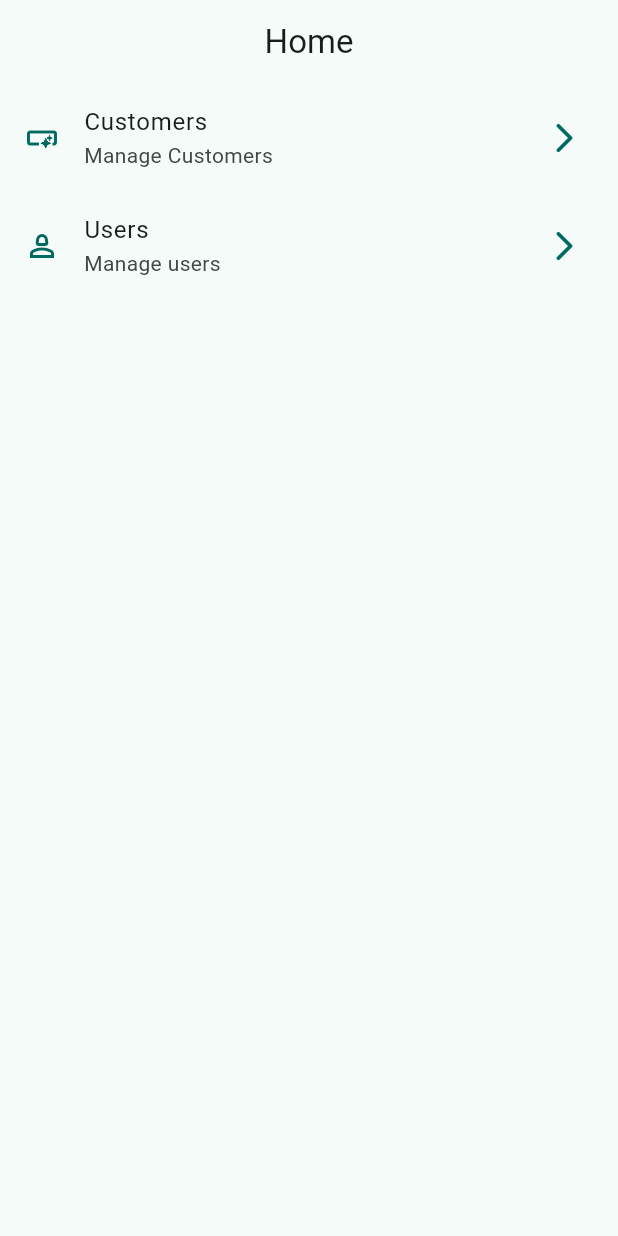
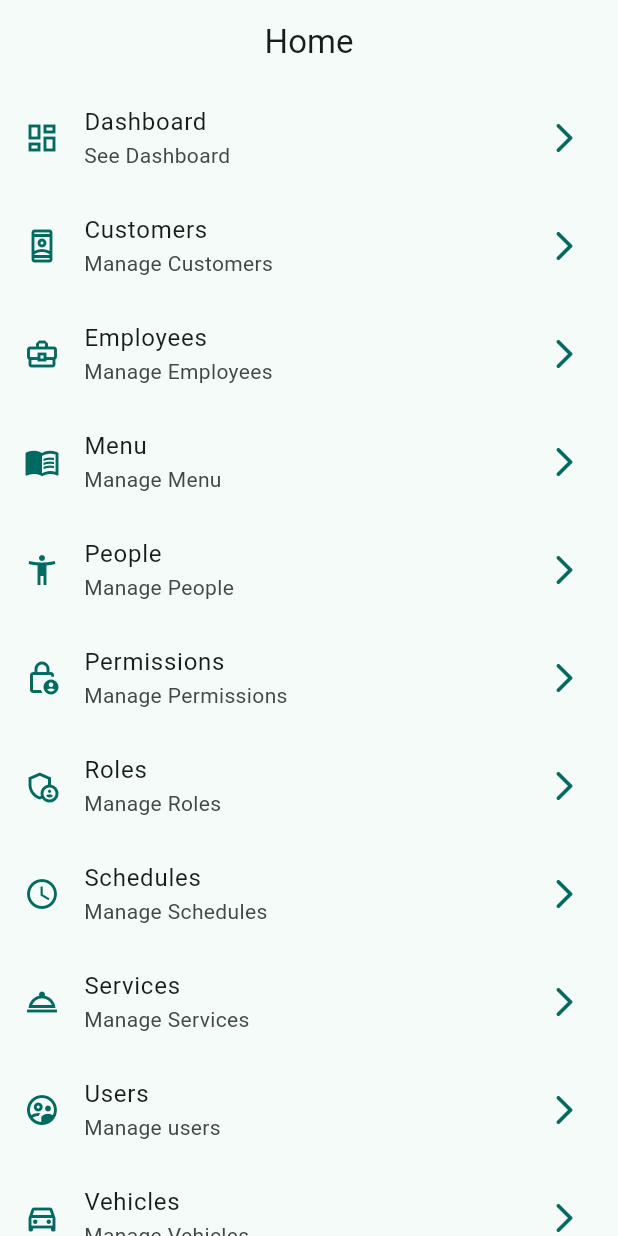
Before and after one commit to netzcodev/proyecto-flutter-2, a Flutter app: the screen it shows after launch, on a phone screen of 412 x 824 dp. Run offline on Flutter 3.47's test engine with Material 2 defaults, Android fonts, the phone set to English and light mode, and no system bars; our stand-ins replace go_router.

Commit message:
Go router config Done

```diff
--- a/lib/config/menu/menu_items.dart
+++ b/lib/config/menu/menu_items.dart
@@ -16,15 +16,75 @@ class MenuItem {
 
 const appMenuItems = <MenuItem>[
   MenuItem(
+    title: 'Dashboard',
+    subTitle: 'See Dashboard',
+    link: '/dashboard',
+    icon: Icons.dashboard_outlined,
+  ),
+  MenuItem(
     title: 'Customers',
     subTitle: 'Manage Customers',
     link: '/customers',
-    icon: Icons.smart_button_outlined,
+    icon: Icons.remember_me_outlined,
+  ),
+  MenuItem(
+    title: 'Employees',
+    subTitle: 'Manage Employees',
+    link: '/employees',
+    icon: Icons.business_center_outlined,
+  ),
+  MenuItem(
+    title: 'Menu',
+    subTitle: 'Manage Menu',
+    link: '/menu',
+    icon: Icons.menu_book_outlined,
+  ),
+  MenuItem(
+    title: 'People',
+    subTitle: 'Manage People',
+    link: '/people',
+    icon: Icons.accessibility_new_outlined,
+  ),
+  MenuItem(
+    title: 'Permissions',
+    subTitle: 'Manage Permissions',
+    link: '/permissions',
+    icon: Icons.lock_person_outlined,
+  ),
+  MenuItem(
+    title: 'Roles',
+    subTitle: 'Manage Roles',
+    link: '/roles',
+    icon: Icons.admin_panel_settings_outlined,
+  ),
+  MenuItem(
+    title: 'Schedules',
+    subTitle: 'Manage Schedules',
+    link: '/schedules',
+    icon: Icons.schedule_outlined,
+  ),
+  MenuItem(
+    title: 'Services',
+    subTitle: 'Manage Services',
+    link: '/services',
+    icon: Icons.room_service_outlined,
   ),
   MenuItem(
     title: 'Users',
     subTitle: 'Manage users',
     link: '/users',
-    icon: Icons.person_2_outlined,
+    icon: Icons.supervised_user_circle_outlined,
+  ),
+  MenuItem(
+    title: 'Vehicles',
+    subTitle: 'Manage Vehicles',
+    link: '/vehicles',
+    icon: Icons.directions_car_filled_outlined,
+  ),
+  MenuItem(
+    title: 'Calendar',
+    subTitle: 'See Calendar',
+    link: '/calendar',
+    icon: Icons.calendar_month_outlined,
   ),
 ];
--- /dev/null
+++ b/lib/config/router/app_router.dart
@@ -0,0 +1,61 @@
+import 'package:cars_app/presentation/screens/screens.dart';
+import 'package:go_router/go_router.dart';
+
+// GoRouter configuration
+final appRouter = GoRouter(
+  initialLocation: '/',
+  routes: [
+    GoRoute(
+      path: '/',
+      builder: (context, state) => const HomeScreen(),
+    ),
+    GoRoute(
+      path: '/dashboard',
+      builder: (context, state) => const DashboardScreen(),
+    ),
+    GoRoute(
+      path: '/customers',
+      builder: (context, state) => const CustomersScreen(),
+    ),
+    GoRoute(
+      path: '/employees',
+      builder: (context, state) => const EmployeesScreen(),
+    ),
+    GoRoute(
+      path: '/menu',
+      builder: (context, state) => const MenuScreen(),
+    ),
+    GoRoute(
+      path: '/people',
+      builder: (context, state) => const PeopleScreen(),
+    ),
+    GoRoute(
+      path: '/permissions',
+      builder: (context, state) => const PermissionsScreen(),
+    ),
+    GoRoute(
+      path: '/roles',
+      builder: (context, state) => const RolesScreen(),
+    ),
+    GoRoute(
+      path: '/schedules',
+      builder: (context, state) => const SchedulesScreen(),
+    ),
+    GoRoute(
+      path: '/services',
+      builder: (context, state) => const ServicesScreen(),
+    ),
+    GoRoute(
+      path: '/users',
+      builder: (context, state) => const UsersScreen(),
+    ),
+    GoRoute(
+      path: '/vehicles',
+      builder: (context, state) => const VehiclesScreen(),
+    ),
+    GoRoute(
+      path: '/calendar',
+      builder: (context, state) => const CalendarScreen(),
+    ),
+  ],
+);
--- a/lib/main.dart
+++ b/lib/main.dart
@@ -1,5 +1,5 @@
+import 'package:cars_app/config/router/app_router.dart';
 import 'package:cars_app/config/theme/app_theme.dart';
-import 'package:cars_app/presentation/screens/home_screen.dart';
 import 'package:flutter/material.dart';
 
 void main() {
@@ -11,10 +11,10 @@ class MainApp extends StatelessWidget {
 
   @override
   Widget build(BuildContext context) {
-    return MaterialApp(
+    return MaterialApp.router(
+      routerConfig: appRouter,
       debugShowCheckedModeBanner: false,
       theme: AppTheme(selectedColor: 1).getTheme(),
-      home: const HomeScreen(),
     );
   }
 }
--- a/lib/presentation/screens/home_screen.dart
+++ b/lib/presentation/screens/home_screen.dart
@@ -1,5 +1,6 @@
 import 'package:cars_app/config/menu/menu_items.dart';
 import 'package:flutter/material.dart';
+import 'package:go_router/go_router.dart';
 
 class HomeScreen extends StatelessWidget {
   const HomeScreen({super.key});
@@ -52,7 +53,9 @@ class _CustomeListTile extends StatelessWidget {
       ),
       title: Text(menuItem.title),
       subtitle: Text(menuItem.subTitle),
-      onTap: () {},
+      onTap: () {
+        context.push(menuItem.link);
+      },
     );
   }
 }
--- /dev/null
+++ b/lib/presentation/screens/screens.dart
@@ -0,0 +1,13 @@
+export 'package:cars_app/presentation/screens/calendar/calendar_screen.dart';
+export 'package:cars_app/presentation/screens/dashboard/dasboard_screen.dart';
+export 'package:cars_app/presentation/screens/customers/customers_screen.dart';
+export 'package:cars_app/presentation/screens/employees/employees_screen.dart';
+export 'package:cars_app/presentation/screens/menu/menu_screen.dart';
+export 'package:cars_app/presentation/screens/people/people_screen.dart';
+export 'package:cars_app/presentation/screens/permissions/permissions_screen.dart';
+export 'package:cars_app/presentation/screens/roles/roles_screen.dart';
+export 'package:cars_app/presentation/screens/schedules/schedules_screen.dart';
+export 'package:cars_app/presentation/screens/services/services_screen.dart';
+export 'package:cars_app/presentation/screens/users/users_screen.dart';
+export 'package:cars_app/presentation/screens/vehicles/vechicles_screen.dart';
+export 'package:cars_app/presentation/screens/home_screen.dart';
--- a/pubspec.yaml
+++ b/pubspec.yaml
@@ -9,11 +9,12 @@ environment:
 dependencies:
   flutter:
     sdk: flutter
+  go_router: ^10.1.2
 
 dev_dependencies:
+  flutter_lints: ^2.0.0
   flutter_test:
     sdk: flutter
-  flutter_lints: ^2.0.0
 
 flutter:
   uses-material-design: true
```
Also changed, not shown: lib/presentation/screens/calendar/calendar_screen.dart (added, +15 -0 lines), lib/presentation/screens/customers/customers_screen.dart (added, +15 -0 lines), lib/presentation/screens/dashboard/dasboard_screen.dart (added, +15 -0 lines), lib/presentation/screens/employees/employees_screen.dart (added, +15 -0 lines), lib/presentation/screens/menu/menu_screen.dart (added, +15 -0 lines), lib/presentation/screens/people/people_screen.dart (added, +15 -0 lines), lib/presentation/screens/permissions/permissions_screen.dart (added, +15 -0 lines), lib/presentation/screens/roles/roles_screen.dart (added, +15 -0 lines), lib/presentation/screens/schedules/schedules_screen.dart (added, +15 -0 lines), lib/presentation/screens/services/services_screen.dart (added, +15 -0 lines), lib/presentation/screens/users/users_screen.dart (added, +15 -0 lines), lib/presentation/screens/vehicles/vechicles_screen.dart (added, +15 -0 lines), pubspec.lock.
